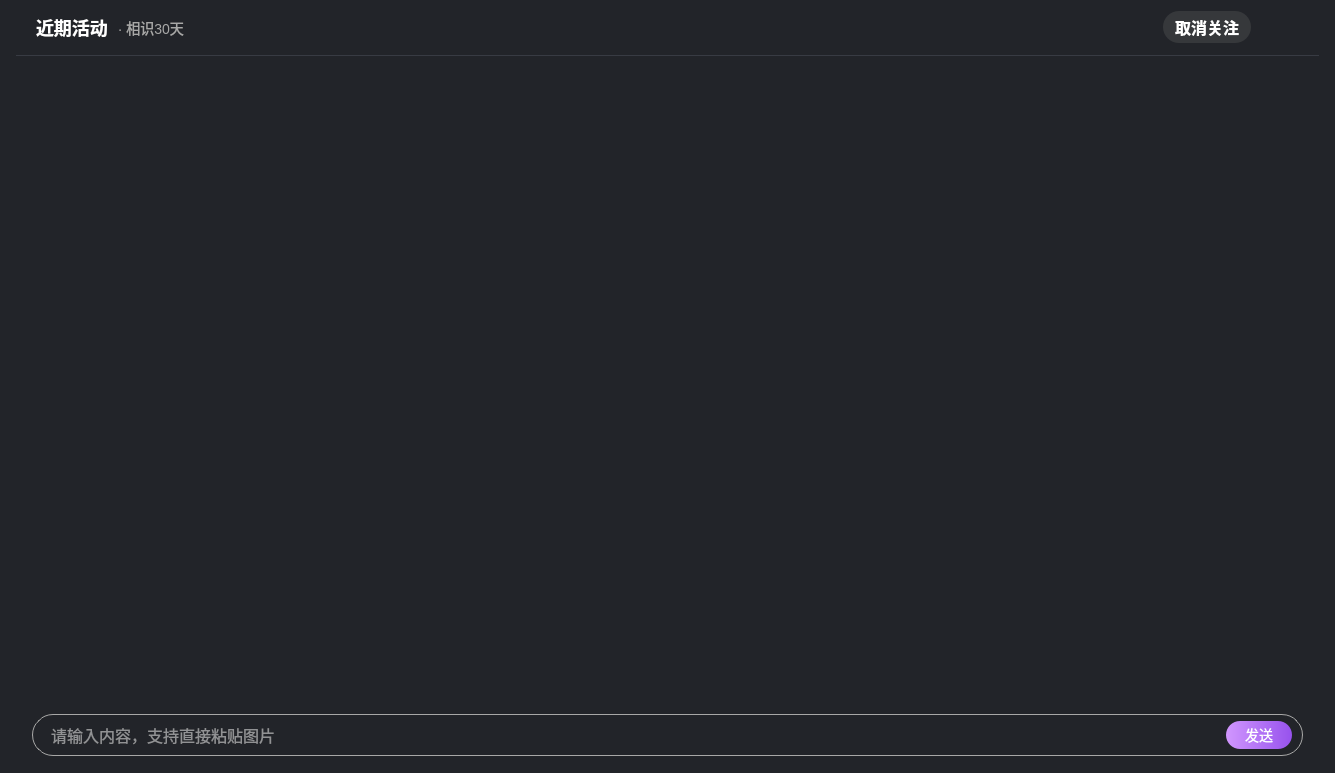
Before: the Qt Designer form UI/ChatPageC2C.ui in zhaopan06/AudioTool, drawn with Qt 5.
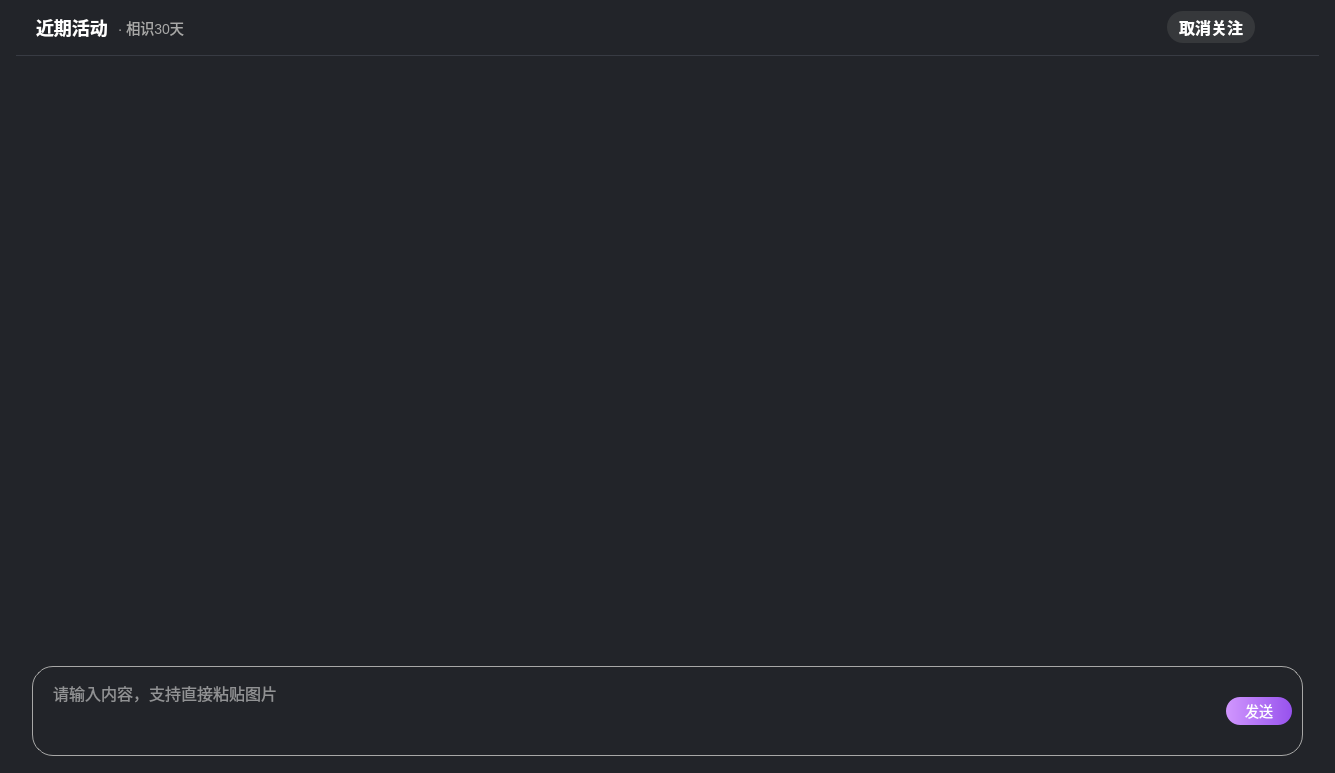
After: the same form once the commit is applied. Icons and pictures are not drawn. Custom widgets are drawn as their Qt base class.

Diff of the .ui file:
```diff
--- a/UI/ChatPageC2C.ui
+++ b/UI/ChatPageC2C.ui
@@ -64,7 +64,7 @@
        <number>0</number>
       </property>
       <property name="rightMargin">
-       <number>20</number>
+       <number>16</number>
       </property>
       <property name="bottomMargin">
        <number>1</number>
@@ -188,6 +188,12 @@
    </item>
    <item>
     <widget class="QWidget" name="widget" native="true">
+     <property name="sizePolicy">
+      <sizepolicy hsizetype="Preferred" vsizetype="Expanding">
+       <horstretch>0</horstretch>
+       <verstretch>0</verstretch>
+      </sizepolicy>
+     </property>
      <layout class="QVBoxLayout" name="verticalLayout_2">
       <property name="spacing">
        <number>0</number>
@@ -206,6 +212,12 @@
       </property>
       <item>
        <widget class="QListWidget" name="listWidget">
+        <property name="sizePolicy">
+         <sizepolicy hsizetype="Expanding" vsizetype="Expanding">
+          <horstretch>0</horstretch>
+          <verstretch>0</verstretch>
+         </sizepolicy>
+        </property>
         <property name="spacing">
          <number>6</number>
         </property>
@@ -216,6 +228,12 @@
    </item>
    <item>
     <widget class="QWidget" name="widget_44" native="true">
+     <property name="sizePolicy">
+      <sizepolicy hsizetype="Preferred" vsizetype="Maximum">
+       <horstretch>0</horstretch>
+       <verstretch>0</verstretch>
+      </sizepolicy>
+     </property>
      <property name="minimumSize">
       <size>
        <width>0</width>
@@ -377,6 +395,12 @@
       </item>
       <item>
        <widget class="QFrame" name="frame_6">
+        <property name="sizePolicy">
+         <sizepolicy hsizetype="Preferred" vsizetype="Maximum">
+          <horstretch>0</horstretch>
+          <verstretch>0</verstretch>
+         </sizepolicy>
+        </property>
         <property name="minimumSize">
          <size>
           <width>0</width>
@@ -386,7 +410,7 @@
         <property name="maximumSize">
          <size>
           <width>16777215</width>
-          <height>42</height>
+          <height>16777215</height>
          </size>
         </property>
         <property name="styleSheet">
@@ -410,27 +434,21 @@
           <number>16</number>
          </property>
          <property name="topMargin">
-          <number>0</number>
+          <number>10</number>
          </property>
          <property name="rightMargin">
           <number>10</number>
          </property>
          <property name="bottomMargin">
-          <number>0</number>
+          <number>10</number>
          </property>
          <item>
-          <widget class="ImageDropLineEdit" name="msgEdit">
-           <property name="minimumSize">
-            <size>
-             <width>0</width>
-             <height>0</height>
-            </size>
-           </property>
-           <property name="maximumSize">
-            <size>
-             <width>16777215</width>
-             <height>16777215</height>
-            </size>
+          <widget class="QTextEdit" name="textEdit">
+           <property name="sizePolicy">
+            <sizepolicy hsizetype="Expanding" vsizetype="Maximum">
+             <horstretch>0</horstretch>
+             <verstretch>0</verstretch>
+            </sizepolicy>
            </property>
            <property name="styleSheet">
             <string notr="true">border:none;
@@ -438,9 +456,6 @@
 font-size: 16px;
 color: #FFFFFF;</string>
            </property>
-           <property name="text">
-            <string/>
-           </property>
            <property name="placeholderText">
             <string>请输入内容，支持直接粘贴图片</string>
            </property>
@@ -558,13 +573,6 @@
    </item>
   </layout>
  </widget>
- <customwidgets>
-  <customwidget>
-   <class>ImageDropLineEdit</class>
-   <extends>QLineEdit</extends>
-   <header>ImageDropLineEdit.h</header>
-  </customwidget>
- </customwidgets>
  <resources>
   <include location="../res.qrc"/>
  </resources>
```
Left out of the diff: 6 changed lines with no effect on the pictures.
